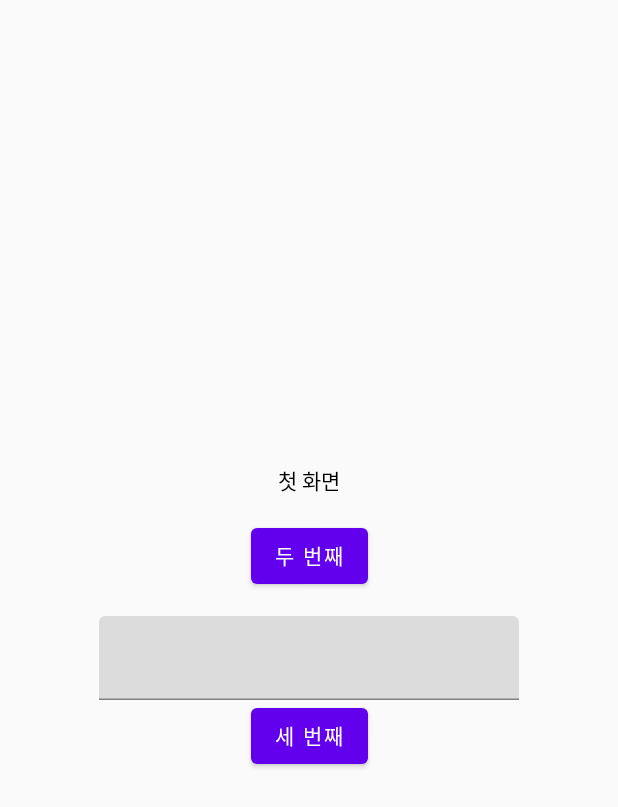
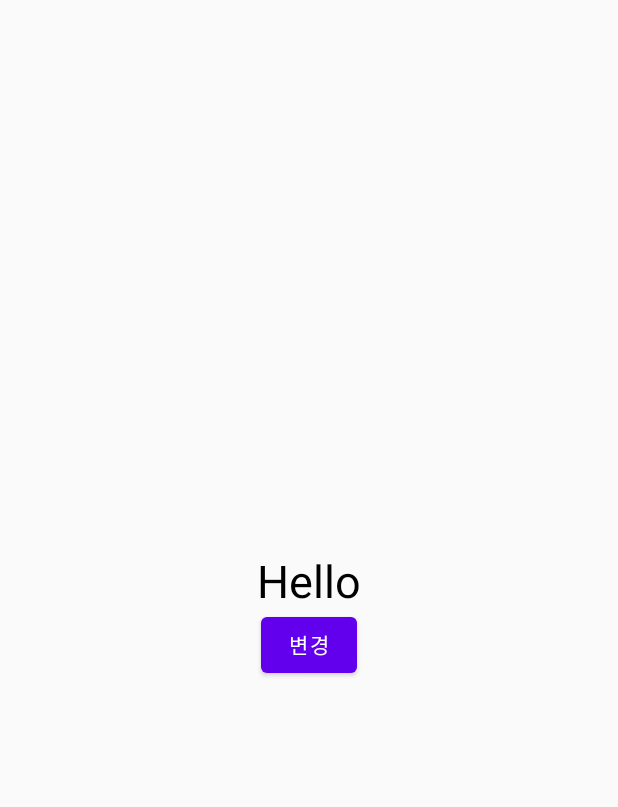
Before and after one commit to tkdgusl94/compose-sample, an Android app built with Jetpack Compose: the screen it shows after launch (MainActivity), on a phone screen of 412 x 824 dp. Shown: the top 807 px of the screen. Run offline under Robolectric (Android 15) with nearby library versions, the phone set to English and light mode, and no system bars.

```diff
--- a/app/build.gradle
+++ b/app/build.gradle
@@ -60,4 +60,6 @@ dependencies {
     debugImplementation "androidx.compose.ui:ui-tooling:$compose_version"
 
     implementation "androidx.navigation:navigation-compose:2.4.2"
+    implementation "androidx.lifecycle:lifecycle-viewmodel-compose:2.4.1"
+
 }
--- a/app/src/main/java/com/leveloper/compose_sample/MainActivity.kt
+++ b/app/src/main/java/com/leveloper/compose_sample/MainActivity.kt
@@ -3,6 +3,7 @@ package com.leveloper.compose_sample
 import android.os.Bundle
 import androidx.activity.ComponentActivity
 import androidx.activity.compose.setContent
+import androidx.activity.viewModels
 import androidx.compose.foundation.Image
 import androidx.compose.foundation.layout.Arrangement
 import androidx.compose.foundation.layout.Box
@@ -26,6 +27,7 @@ import androidx.compose.material.icons.filled.FavoriteBorder
 import androidx.compose.material.rememberScaffoldState
 import androidx.compose.runtime.Composable
 import androidx.compose.runtime.MutableState
+import androidx.compose.runtime.State
 import androidx.compose.runtime.getValue
 import androidx.compose.runtime.mutableStateOf
 import androidx.compose.runtime.remember
@@ -40,112 +42,48 @@ import androidx.compose.ui.layout.ContentScale
 import androidx.compose.ui.platform.LocalSoftwareKeyboardController
 import androidx.compose.ui.res.painterResource
 import androidx.compose.ui.unit.dp
+import androidx.compose.ui.unit.sp
+import androidx.lifecycle.ViewModel
 import androidx.lifecycle.lifecycleScope
+import androidx.lifecycle.viewmodel.compose.viewModel
 import androidx.navigation.NavController
 import androidx.navigation.compose.NavHost
 import androidx.navigation.compose.composable
 import androidx.navigation.compose.rememberNavController
 import kotlinx.coroutines.launch
 
-@ExperimentalComposeUiApi
 class MainActivity : ComponentActivity() {
+
     override fun onCreate(savedInstanceState: Bundle?) {
         super.onCreate(savedInstanceState)
 
         setContent {
-            val navController = rememberNavController()
+            val viewModel = viewModel<MainViewModel>()
 
-            NavHost(
-                navController = navController,
-                startDestination = "first"
+            Column(
+                modifier = Modifier.fillMaxSize(),
+                verticalArrangement = Arrangement.Center,
+                horizontalAlignment = Alignment.CenterHorizontally
             ) {
-                composable("first") {
-                    FirstScreen(navController)
-                }
-
-                composable("second") {
-                    SecondScreen(navController)
-                }
-
-                composable("third/{value}") { backStackEntry ->
-                    ThirdScreen(
-                        navController = navController,
-                        value = backStackEntry.arguments?.getString("value") ?: ""
-                    )
+                Text(
+                    text = viewModel.data.value,
+                    fontSize = 30.sp
+                )
+                Button(onClick = {
+                    viewModel.changeValue("World")
+                }) {
+                    Text(text = "변경")
                 }
             }
         }
     }
 }
 
-@Composable
-fun FirstScreen(
-    navController: NavController
-) {
-    val (value, setValue) = remember {
-        mutableStateOf("")
-    }
+class MainViewModel : ViewModel() {
+    private val _data = mutableStateOf("Hello")
+    val data: State<String> get() = _data
 
-    Column(
-        modifier = Modifier.fillMaxSize(),
-        verticalArrangement = Arrangement.Center,
-        horizontalAlignment = Alignment.CenterHorizontally
-    ) {
-        Text(text = "첫 화면")
-        Spacer(modifier = Modifier.height(16.dp))
-        Button(onClick = {
-            navController.navigate("second")
-        }) {
-            Text(text = "두 번째")
-        }
-        Spacer(modifier = Modifier.height(16.dp))
-        TextField(value = value, onValueChange = setValue)
-        Button(onClick = {
-            if (value.isNotEmpty()) {
-                navController.navigate("third/$value")
-            }
-        }) {
-            Text(text = "세 번째")
-        }
+    fun changeValue(value: String) {
+        _data.value = value
     }
 }
-
-@Composable
-fun SecondScreen(
-    navController: NavController
-) {
-    Column(
-        modifier = Modifier.fillMaxSize(),
-        verticalArrangement = Arrangement.Center,
-        horizontalAlignment = Alignment.CenterHorizontally
-    ) {
-        Text(text = "두번째 화면")
-        Spacer(modifier = Modifier.height(16.dp))
-        Button(onClick = {
-            navController.navigateUp()
-        }) {
-            Text(text = "뒤로 가기")
-        }
-    }
-}
-
-@Composable
-fun ThirdScreen(
-    navController: NavController,
-    value: String
-) {
-    Column(
-        modifier = Modifier.fillMaxSize(),
-        verticalArrangement = Arrangement.Center,
-        horizontalAlignment = Alignment.CenterHorizontally
-    ) {
-        Text(text = "세번째 화면")
-        Spacer(modifier = Modifier.height(16.dp))
-        Text(text = value)
-        Button(onClick = {
-            navController.navigateUp()
-        }) {
-            Text(text = "뒤로 가기")
-        }
-    }
-}
```
